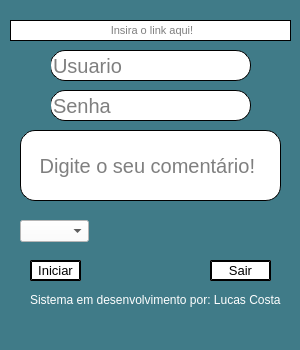
This is tela.ui in lucascostastz/Boot-de-comentarios as Qt 5 draws it before an edit. The edited form follows.
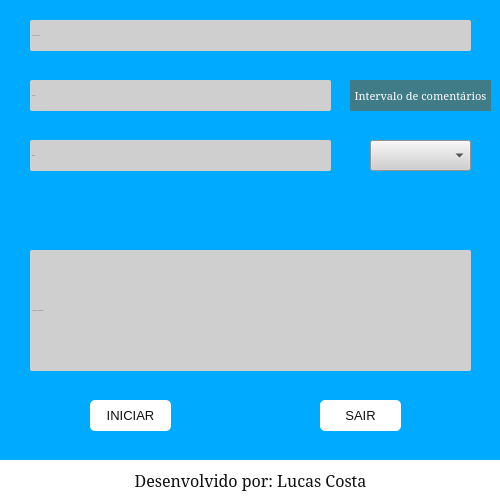
This is the edited form. Icons and pictures are not drawn.

Patch:
```diff
--- a/tela.ui
+++ b/tela.ui
@@ -6,26 +6,26 @@
    <rect>
     <x>0</x>
     <y>0</y>
-    <width>300</width>
-    <height>350</height>
+    <width>500</width>
+    <height>500</height>
    </rect>
   </property>
   <property name="sizePolicy">
-   <sizepolicy hsizetype="Fixed" vsizetype="Fixed">
+   <sizepolicy hsizetype="Preferred" vsizetype="Preferred">
     <horstretch>0</horstretch>
     <verstretch>0</verstretch>
    </sizepolicy>
   </property>
   <property name="minimumSize">
    <size>
-    <width>300</width>
-    <height>350</height>
+    <width>500</width>
+    <height>500</height>
    </size>
   </property>
   <property name="maximumSize">
    <size>
-    <width>300</width>
-    <height>350</height>
+    <width>500</width>
+    <height>500</height>
    </size>
   </property>
   <property name="font">
@@ -43,16 +43,28 @@
     <normaloff>icone.jpg</normaloff>icone.jpg</iconset>
   </property>
   <property name="styleSheet">
-   <string notr="true">background-color: rgb(64, 123, 136);</string>
+   <string notr="true">background-color: rgb(0, 170, 255);</string>
   </property>
   <widget class="QWidget" name="centralwidget">
+   <property name="minimumSize">
+    <size>
+     <width>500</width>
+     <height>500</height>
+    </size>
+   </property>
+   <property name="maximumSize">
+    <size>
+     <width>500</width>
+     <height>500</height>
+    </size>
+   </property>
    <widget class="QPushButton" name="pushButton_2">
     <property name="geometry">
      <rect>
-      <x>30</x>
-      <y>260</y>
-      <width>51</width>
-      <height>21</height>
+      <x>90</x>
+      <y>400</y>
+      <width>81</width>
+      <height>31</height>
      </rect>
     </property>
     <property name="font">
@@ -61,29 +73,26 @@
      </font>
     </property>
     <property name="styleSheet">
-     <string notr="true">QPushButton{background-color: rgb(255, 255, 255);
-border-style: outset;
-border-width: 2px;
-border-radius: 15px;
-border-color: black;
-}
-
-QPushButton:pressed{background-color: rgb(255, 255, 255);
-border-style: outset;
-border-width: 1px;
-border-radius: 14px;
-border-color: black;}</string>
+     <string notr="true">QPushButton {
+background-color: rgb(255, 255, 255);
+	color: rgb(16, 16, 16);
+border-radius:5px;
+ }
+QPushButton:hover{
+background: #CFCFCF;
+border-radius:5px;
+}</string>
     </property>
     <property name="text">
-     <string>Iniciar</string>
+     <string>INICIAR</string>
     </property>
    </widget>
    <widget class="QLineEdit" name="lineEdit_2">
     <property name="geometry">
      <rect>
-      <x>50</x>
-      <y>50</y>
-      <width>201</width>
+      <x>30</x>
+      <y>80</y>
+      <width>301</width>
       <height>31</height>
      </rect>
     </property>
@@ -95,17 +104,24 @@
     </property>
     <property name="font">
      <font>
-      <family>MS Shell Dlg 2</family>
-      <pointsize>15</pointsize>
+      <family>Arial</family>
+      <pointsize>-1</pointsize>
       <weight>50</weight>
+      <italic>false</italic>
       <bold>false</bold>
      </font>
     </property>
     <property name="styleSheet">
-     <string notr="true">background-color: rgb(255, 255, 255);
-border-radius: 15px;
-border-style: outset;
-border-width: 1px;</string>
+     <string notr="true">QLineEdit{
+background: #CFCFCF;
+border-radius: 2px;
+color: #000;
+font: 13px &quot;Arial&quot; ;
+
+}
+QLineEdit:Focus {
+border: 1px solid red;
+}</string>
     </property>
     <property name="readOnly">
      <bool>false</bool>
@@ -120,9 +136,9 @@
    <widget class="QLineEdit" name="lineEdit_3">
     <property name="geometry">
      <rect>
-      <x>50</x>
-      <y>90</y>
-      <width>201</width>
+      <x>30</x>
+      <y>140</y>
+      <width>301</width>
       <height>31</height>
      </rect>
     </property>
@@ -134,17 +150,24 @@
     </property>
     <property name="font">
      <font>
-      <family>MS Shell Dlg 2</family>
-      <pointsize>15</pointsize>
+      <family>Arial</family>
+      <pointsize>-1</pointsize>
       <weight>50</weight>
+      <italic>false</italic>
       <bold>false</bold>
      </font>
     </property>
     <property name="styleSheet">
-     <string notr="true">background-color: rgb(255, 255, 255);
-border-radius: 15px;
-border-style: outset;
-border-width: 1px;</string>
+     <string notr="true">QLineEdit{
+background: #CFCFCF;
+border-radius: 2px;
+color: #000;
+font: 13px &quot;Arial&quot; ;
+
+}
+QLineEdit:Focus {
+border: 1px solid red;
+}</string>
     </property>
     <property name="text">
      <string/>
@@ -162,73 +185,13 @@
      <bool>false</bool>
     </property>
    </widget>
-   <widget class="QLabel" name="label_2">
-    <property name="geometry">
-     <rect>
-      <x>20</x>
-      <y>40</y>
-      <width>31</width>
-      <height>61</height>
-     </rect>
-    </property>
-    <property name="sizePolicy">
-     <sizepolicy hsizetype="Fixed" vsizetype="Preferred">
-      <horstretch>0</horstretch>
-      <verstretch>0</verstretch>
-     </sizepolicy>
-    </property>
-    <property name="text">
-     <string/>
-    </property>
-    <property name="pixmap">
-     <pixmap>../Cadastro de Produtos/usuario.png</pixmap>
-    </property>
-   </widget>
-   <widget class="QLabel" name="label_3">
-    <property name="geometry">
-     <rect>
-      <x>20</x>
-      <y>80</y>
-      <width>31</width>
-      <height>41</height>
-     </rect>
-    </property>
-    <property name="sizePolicy">
-     <sizepolicy hsizetype="Fixed" vsizetype="Fixed">
-      <horstretch>0</horstretch>
-      <verstretch>0</verstretch>
-     </sizepolicy>
-    </property>
-    <property name="text">
-     <string/>
-    </property>
-    <property name="pixmap">
-     <pixmap>../Cadastro de Produtos/cadeado.png</pixmap>
-    </property>
-   </widget>
-   <widget class="QLabel" name="label_5">
+   <widget class="QLineEdit" name="Inserir_Link">
     <property name="geometry">
      <rect>
       <x>30</x>
-      <y>290</y>
-      <width>271</width>
-      <height>20</height>
-     </rect>
-    </property>
-    <property name="styleSheet">
-     <string notr="true">color: rgb(255, 255, 255);</string>
-    </property>
-    <property name="text">
-     <string>Sistema em desenvolvimento por: Lucas Costa</string>
-    </property>
-   </widget>
-   <widget class="QLineEdit" name="lineEdit_4">
-    <property name="geometry">
-     <rect>
-      <x>10</x>
       <y>20</y>
-      <width>281</width>
-      <height>21</height>
+      <width>441</width>
+      <height>31</height>
      </rect>
     </property>
     <property name="sizePolicy">
@@ -239,23 +202,30 @@
     </property>
     <property name="font">
      <font>
-      <family>MS Shell Dlg 2</family>
-      <pointsize>8</pointsize>
+      <family>Arial</family>
+      <pointsize>-1</pointsize>
       <weight>50</weight>
+      <italic>false</italic>
       <bold>false</bold>
      </font>
     </property>
     <property name="styleSheet">
-     <string notr="true">background-color: rgb(255, 255, 255);
-border-radius: 15px;
-border-style: outset;
-border-width: 1px;</string>
+     <string notr="true">QLineEdit{
+background: #CFCFCF;
+border-radius: 2px;
+color: #000;
+font: 13px &quot;Arial&quot; ;
+
+}
+QLineEdit:Focus {
+border: 1px solid red;
+}</string>
     </property>
     <property name="text">
      <string/>
     </property>
     <property name="alignment">
-     <set>Qt::AlignCenter</set>
+     <set>Qt::AlignLeading|Qt::AlignLeft|Qt::AlignVCenter</set>
     </property>
     <property name="readOnly">
      <bool>false</bool>
@@ -270,10 +240,10 @@
    <widget class="QLineEdit" name="lineEdit_5">
     <property name="geometry">
      <rect>
-      <x>20</x>
-      <y>130</y>
-      <width>261</width>
-      <height>71</height>
+      <x>30</x>
+      <y>250</y>
+      <width>441</width>
+      <height>121</height>
      </rect>
     </property>
     <property name="sizePolicy">
@@ -284,17 +254,24 @@
     </property>
     <property name="font">
      <font>
-      <family>MS Shell Dlg 2</family>
-      <pointsize>15</pointsize>
+      <family>Arial</family>
+      <pointsize>-1</pointsize>
       <weight>50</weight>
+      <italic>false</italic>
       <bold>false</bold>
      </font>
     </property>
     <property name="styleSheet">
-     <string notr="true">background-color: rgb(255, 255, 255);
-border-radius: 15px;
-border-style: outset;
-border-width: 1px;</string>
+     <string notr="true">QLineEdit{
+background: #CFCFCF;
+border-radius: 2px;
+color: #000;
+font: 13px &quot;Arial&quot; ;
+
+}
+QLineEdit:Focus {
+border: 1px solid red;
+}</string>
     </property>
     <property name="text">
      <string/>
@@ -309,49 +286,17 @@
      <bool>false</bool>
     </property>
    </widget>
-   <widget class="QPushButton" name="pushButton_3">
-    <property name="geometry">
-     <rect>
-      <x>210</x>
-      <y>260</y>
-      <width>61</width>
-      <height>21</height>
-     </rect>
-    </property>
-    <property name="font">
-     <font>
-      <pointsize>10</pointsize>
-     </font>
-    </property>
-    <property name="styleSheet">
-     <string notr="true">QPushButton{background-color: rgb(255, 255, 255);
-border-style: outset;
-border-width: 2px;
-border-radius: 15px;
-border-color: black;
-}
-
-QPushButton:pressed{background-color: rgb(255, 255, 255);
-border-style: outset;
-border-width: 1px;
-border-radius: 14px;
-border-color: black;}</string>
-    </property>
-    <property name="text">
-     <string>Sair</string>
-    </property>
-   </widget>
    <widget class="QComboBox" name="comboBox">
     <property name="geometry">
      <rect>
-      <x>20</x>
-      <y>220</y>
-      <width>69</width>
-      <height>22</height>
+      <x>370</x>
+      <y>140</y>
+      <width>101</width>
+      <height>31</height>
      </rect>
     </property>
     <property name="styleSheet">
-     <string notr="true">background-color: rgb(255, 255, 255);</string>
+     <string notr="true">background: #CFCFCF;</string>
     </property>
    </widget>
    <widget class="QLabel" name="label">
@@ -367,8 +312,104 @@
      <string/>
     </property>
    </widget>
+   <widget class="QPushButton" name="pushButton_4">
+    <property name="geometry">
+     <rect>
+      <x>0</x>
+      <y>460</y>
+      <width>501</width>
+      <height>41</height>
+     </rect>
+    </property>
+    <property name="font">
+     <font>
+      <family>MS Serif</family>
+      <pointsize>12</pointsize>
+      <weight>9</weight>
+      <italic>false</italic>
+      <bold>false</bold>
+     </font>
+    </property>
+    <property name="styleSheet">
+     <string notr="true">QPushButton {
+background-color: rgb(255, 255, 255);
+color: rgb(16, 16, 16);
+border:none;
+	font: 75 12pt &quot;MS Serif&quot;;
+ }
+QPushButton:hover{
+color: rgb(0, 85, 255);
+	font: 75 13pt &quot;MS Serif&quot;;
+}</string>
+    </property>
+    <property name="text">
+     <string>Desenvolvido por: Lucas Costa</string>
+    </property>
+   </widget>
+   <widget class="QPushButton" name="pushButton_5">
+    <property name="geometry">
+     <rect>
+      <x>350</x>
+      <y>80</y>
+      <width>141</width>
+      <height>31</height>
+     </rect>
+    </property>
+    <property name="font">
+     <font>
+      <family>MS Serif</family>
+      <pointsize>8</pointsize>
+      <weight>9</weight>
+      <italic>false</italic>
+      <bold>false</bold>
+     </font>
+    </property>
+    <property name="styleSheet">
+     <string notr="true">QPushButton {
+background-color: rgb(64, 123, 136);
+color: rgb(255, 255, 255);
+border:none;
+	font: 75 8pt &quot;MS Serif&quot;;
+ }
+QPushButton:hover{
+color: rgb(16, 16, 16);
+	font: 75 10pt &quot;MS Serif&quot;;
+}</string>
+    </property>
+    <property name="text">
+     <string>Intervalo de comentários</string>
+    </property>
+   </widget>
+   <widget class="QPushButton" name="pushButton_3">
+    <property name="geometry">
+     <rect>
+      <x>320</x>
+      <y>400</y>
+      <width>81</width>
+      <height>31</height>
+     </rect>
+    </property>
+    <property name="font">
+     <font>
+      <pointsize>10</pointsize>
+     </font>
+    </property>
+    <property name="styleSheet">
+     <string notr="true">QPushButton {
+background-color: rgb(255, 255, 255);
+	color: rgb(16, 16, 16);
+border-radius: 5px;
+ }
+QPushButton:hover{
+background: #CFCFCF;
+border-radius:5px;
+}</string>
+    </property>
+    <property name="text">
+     <string>SAIR</string>
+    </property>
+   </widget>
   </widget>
-  <widget class="QStatusBar" name="statusbar"/>
  </widget>
  <resources/>
  <connections/>
```
